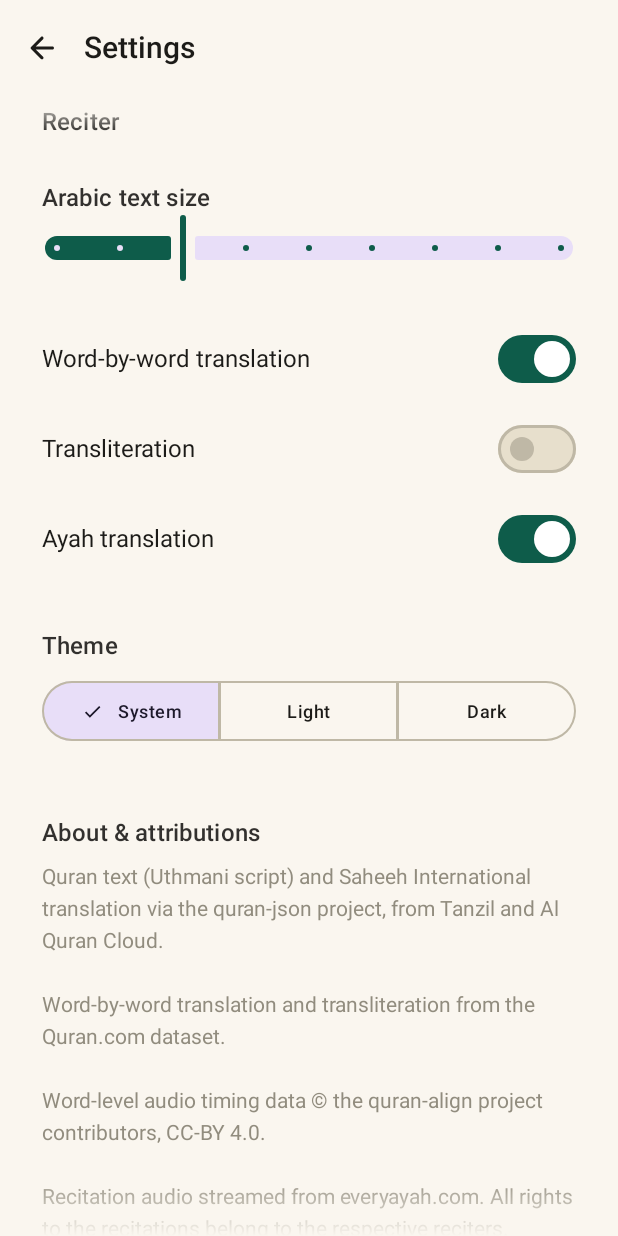
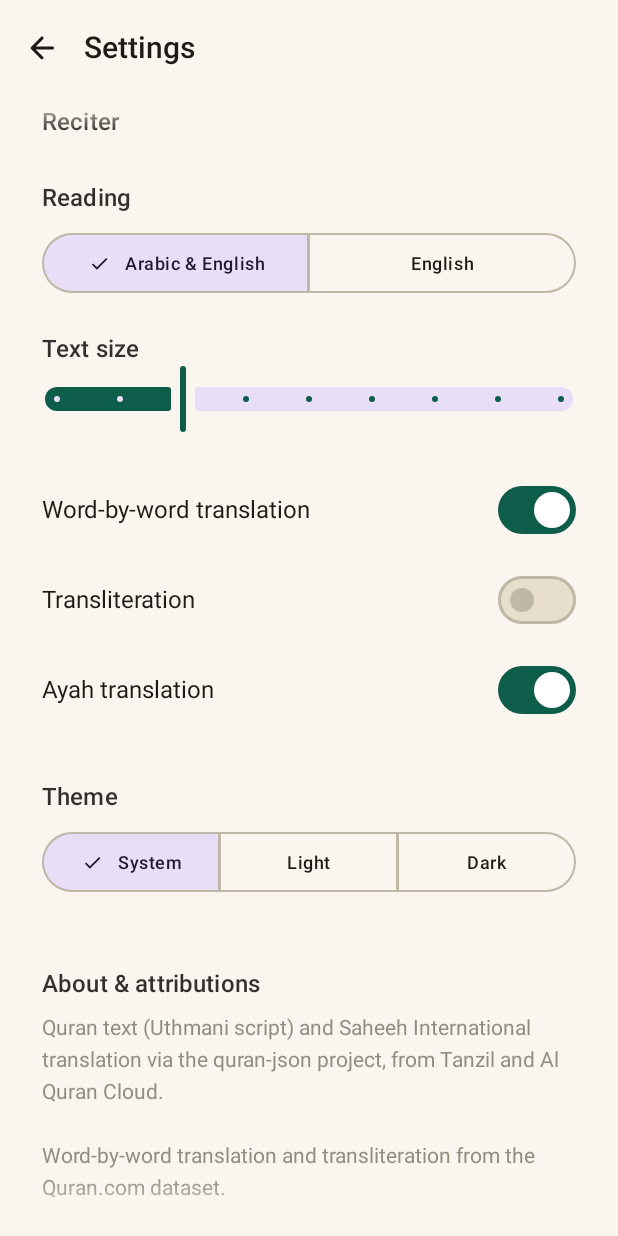
Before and after one commit to sguergachi/Beautiful-Quran-, an Android app built with Jetpack Compose: the SettingsScreen screen opened through its navigation route, on a phone screen of 412 x 824 dp. Run offline under Robolectric (Android 15) with nearby library versions, the phone set to English and light mode, and no system bars; network calls fail; 2 statements that could not run were skipped.

Commit message:
Apple-Music-style letter fades, English-only mode, chrome recedes in playback
Word highlighting is now carried by the letters themselves: upcoming
words rest faint on the page, the recited word breathes in to full ink,
finished words settle just below full strength — no background pills.
New reading mode setting: 'Arabic & English' (word-by-word gloss under
the Arabic) or 'English' (the gloss becomes the lyric line, flowing
left-to-right with the same timing). While reciting, all chrome — top
bar icons, reciter name, prev/next, repeat, speed — fades to a whisper
over 900ms, leaving only the words and the pause button on the page.

Co-Authored-By: Claude Fable 5 <noreply@anthropic.com>
Claude-Session: https://claude.ai/code/session_01Rpwtzn8D3c6FiwbFi6subF

```diff
--- a/app/src/main/java/com/beautifulquran/data/SettingsRepository.kt
+++ b/app/src/main/java/com/beautifulquran/data/SettingsRepository.kt
@@ -8,9 +8,13 @@ import kotlinx.coroutines.flow.StateFlow
 
 enum class ThemeMode { SYSTEM, LIGHT, DARK }
 
+/** What flows on the sheet: Arabic with English under each word, or English only. */
+enum class ReadingMode { ARABIC_ENGLISH, ENGLISH_ONLY }
+
 data class Settings(
     val reciterId: Int = 1,
     val fontScale: Float = 1f,
+    val readingMode: ReadingMode = ReadingMode.ARABIC_ENGLISH,
     val showWordGloss: Boolean = true,
     val showTransliteration: Boolean = false,
     val showTranslation: Boolean = true,
@@ -30,6 +34,7 @@ class SettingsRepository(context: Context) {
     private fun read() = Settings(
         reciterId = prefs.getInt("reciterId", 1),
         fontScale = prefs.getFloat("fontScale", 1f),
+        readingMode = ReadingMode.entries[prefs.getInt("readingMode", 0)],
         showWordGloss = prefs.getBoolean("showWordGloss", true),
         showTransliteration = prefs.getBoolean("showTransliteration", false),
         showTranslation = prefs.getBoolean("showTranslation", true),
@@ -44,6 +49,7 @@ class SettingsRepository(context: Context) {
         prefs.edit {
             putInt("reciterId", next.reciterId)
             putFloat("fontScale", next.fontScale)
+            putInt("readingMode", next.readingMode.ordinal)
             putBoolean("showWordGloss", next.showWordGloss)
             putBoolean("showTransliteration", next.showTransliteration)
             putBoolean("showTranslation", next.showTranslation)
--- a/app/src/main/java/com/beautifulquran/ui/settings/SettingsScreen.kt
+++ b/app/src/main/java/com/beautifulquran/ui/settings/SettingsScreen.kt
@@ -38,6 +38,7 @@ import androidx.compose.ui.Alignment
 import androidx.compose.ui.Modifier
 import androidx.compose.ui.unit.dp
 import androidx.lifecycle.compose.collectAsStateWithLifecycle
+import com.beautifulquran.data.ReadingMode
 import com.beautifulquran.data.ThemeMode
 import com.beautifulquran.ui.theme.verticalFadingEdges
 
@@ -128,7 +129,28 @@ fun SettingsScreen(
             }
 
             Spacer(Modifier.height(32.dp))
-            SectionLabel("Arabic text size")
+            SectionLabel("Reading")
+            Spacer(Modifier.height(10.dp))
+            SingleChoiceSegmentedButtonRow(modifier = Modifier.fillMaxWidth()) {
+                ReadingMode.entries.forEachIndexed { index, mode ->
+                    SegmentedButton(
+                        selected = settings.readingMode == mode,
+                        onClick = { viewModel.settings.update { it.copy(readingMode = mode) } },
+                        shape = SegmentedButtonDefaults.itemShape(index, ReadingMode.entries.size),
+                    ) {
+                        Text(
+                            text = when (mode) {
+                                ReadingMode.ARABIC_ENGLISH -> "Arabic & English"
+                                ReadingMode.ENGLISH_ONLY -> "English"
+                            },
+                            style = MaterialTheme.typography.labelMedium,
+                        )
+                    }
+                }
+            }
+
+            Spacer(Modifier.height(24.dp))
+            SectionLabel("Text size")
             Slider(
                 value = settings.fontScale,
                 onValueChange = { v -> viewModel.settings.update { it.copy(fontScale = v) } },
@@ -137,6 +159,7 @@ fun SettingsScreen(
             )
 
             Spacer(Modifier.height(20.dp))
+            if (settings.readingMode == ReadingMode.ARABIC_ENGLISH) {
                 SettingToggle(
                     label = "Word-by-word translation",
                     checked = settings.showWordGloss,
@@ -152,6 +175,7 @@ fun SettingsScreen(
                     checked = settings.showTranslation,
                     onChange = { v -> viewModel.settings.update { it.copy(showTranslation = v) } },
                 )
+            }
 
             Spacer(Modifier.height(32.dp))
             SectionLabel("Theme")
```
Also changed, not shown: app/src/main/java/com/beautifulquran/ui/reader/PlayerBar.kt (+20 -5 lines), app/src/main/java/com/beautifulquran/ui/reader/ReaderComponents.kt (+99 -50 lines), app/src/main/java/com/beautifulquran/ui/reader/ReaderScreen.kt (+15 -2 lines). Lines whose indentation alone changed are shown as unchanged.
